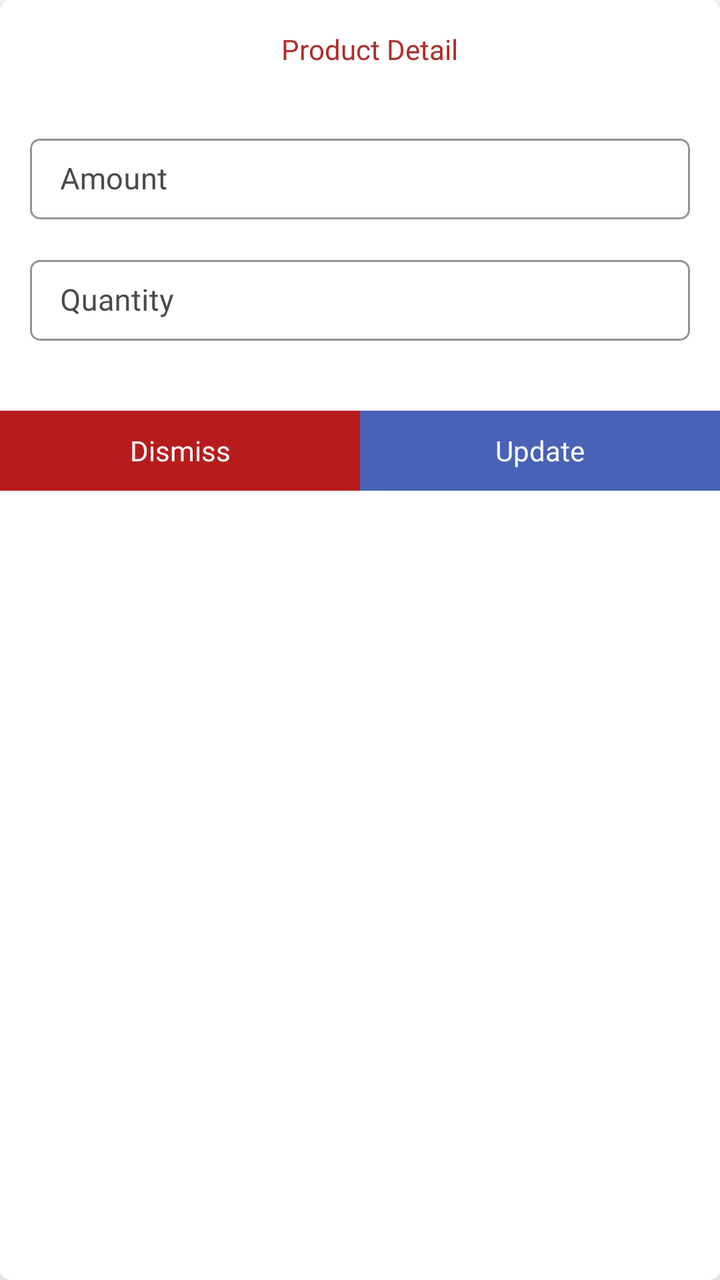
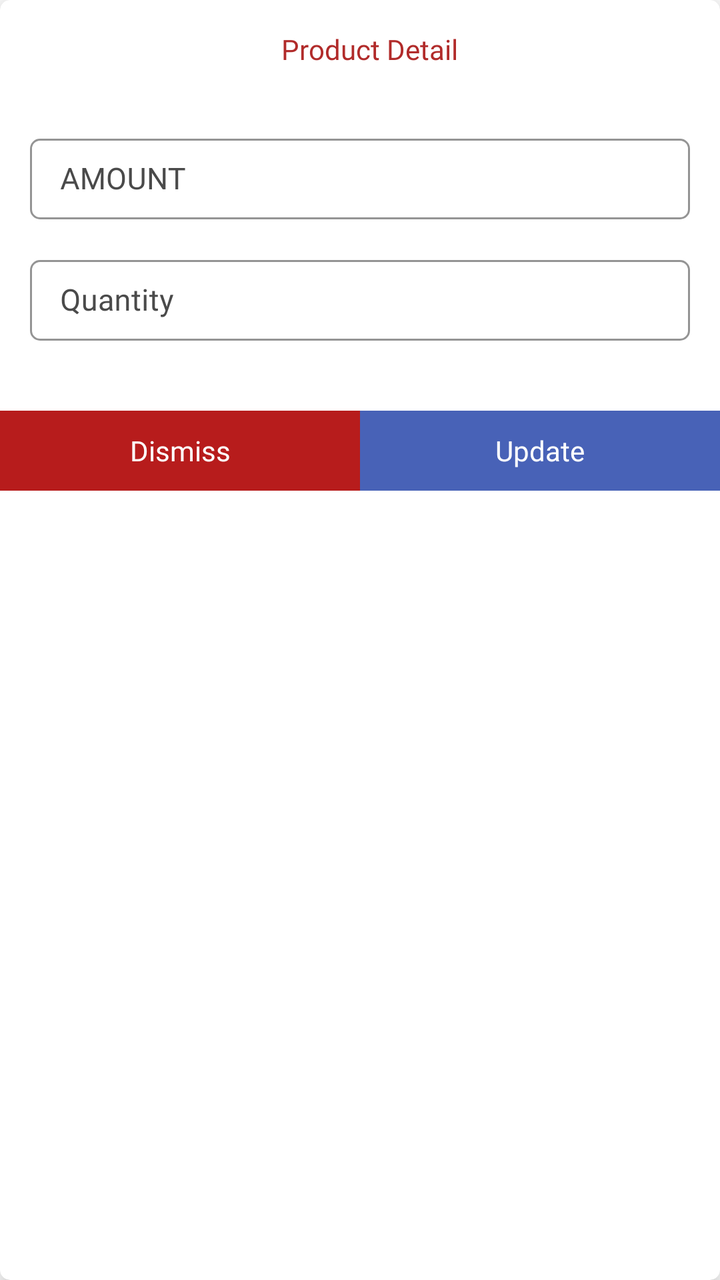

Before-and-after screenshots of an Android layout around one commit, followed by the original layout XML and the change that was made.
<!-- AndroidManifest.xml: application theme AppTheme -->
<!-- res/layout/update_amount_quantity_dialog.xml -->
<?xml version="1.0" encoding="utf-8"?>
<androidx.cardview.widget.CardView xmlns:android="http://schemas.android.com/apk/res/android"
    xmlns:app="http://schemas.android.com/apk/res-auto"
    android:layout_width="match_parent"
    android:layout_height="wrap_content"
    android:layout_margin="5dp"
    android:elevation="7dp"
    app:cardCornerRadius="5dp"
    app:cardElevation="7dp">

    <LinearLayout
        android:layout_width="match_parent"
        android:layout_height="wrap_content"
        android:orientation="vertical">

        <TextView
            android:id="@+id/details"
            android:layout_width="wrap_content"
            android:layout_height="wrap_content"
            android:layout_gravity="center"
            android:layout_marginStart="5dp"
            android:layout_marginTop="15dp"
            android:fontFamily="@font/poppinsbold"
            android:gravity="center"
            android:paddingStart="10dp"
            android:paddingEnd="10dp"
            android:text="Product Detail"
            android:textColor="@color/textcolor" />

        <com.google.android.material.textfield.TextInputLayout
            style="@style/Widget.MaterialComponents.TextInputLayout.OutlinedBox"
            android:layout_width="match_parent"
            android:layout_height="wrap_content"
            android:layout_gravity="center"
            android:layout_marginStart="15dp"
            android:layout_marginTop="30dp"
            android:layout_marginEnd="15dp"
            android:layout_marginBottom="5dp"
            android:gravity="center"
            android:textColorHint="@color/light_black"
            app:boxCornerRadiusBottomEnd="5dp"
            app:boxCornerRadiusBottomStart="5dp"
            app:boxCornerRadiusTopEnd="5dp"
            app:boxCornerRadiusTopStart="5dp"
            app:boxStrokeColor="@color/light_black">

            <com.google.android.material.textfield.TextInputEditText
                android:id="@+id/amount"
                android:layout_width="match_parent"
                android:layout_height="wrap_content"
                android:digits="0123456789."
                android:drawableTint="@color/light_black"
                android:fontFamily="@font/poppinsregular"
                android:hint="Amount"
                android:imeOptions="actionDone"
                android:inputType="numberDecimal"
                android:paddingStart="15dp"
                android:paddingTop="10dp"
                android:paddingEnd="10dp"
                android:paddingBottom="10dp"
                android:singleLine="true"
                android:textColor="@color/black"
                android:textColorHint="@color/light_black"
                android:textSize="15dp" />

        </com.google.android.material.textfield.TextInputLayout>

        <com.google.android.material.textfield.TextInputLayout
            style="@style/Widget.MaterialComponents.TextInputLayout.OutlinedBox"
            android:layout_width="match_parent"
            android:layout_height="wrap_content"
            android:layout_gravity="center"
            android:layout_marginStart="15dp"
            android:layout_marginTop="10dp"
            android:layout_marginEnd="15dp"
            android:layout_marginBottom="5dp"
            android:gravity="center"
            android:textColorHint="@color/light_black"
            app:boxCornerRadiusBottomEnd="5dp"
            app:boxCornerRadiusBottomStart="5dp"
            app:boxCornerRadiusTopEnd="5dp"
            app:boxCornerRadiusTopStart="5dp"
            app:boxStrokeColor="@color/light_black">

            <com.google.android.material.textfield.TextInputEditText
                android:id="@+id/quantity"
                android:layout_width="match_parent"
                android:layout_height="wrap_content"
                android:digits="0123456789."
                android:drawableTint="@color/light_black"
                android:fontFamily="@font/poppinsregular"
                android:hint="Quantity"
                android:imeOptions="actionDone"
                android:inputType="numberDecimal"
                android:paddingStart="15dp"
                android:paddingTop="10dp"
                android:paddingEnd="10dp"
                android:paddingBottom="10dp"
                android:singleLine="true"
                android:textColor="@color/black"
                android:textColorHint="@color/light_black"
                android:textSize="15dp" />

        </com.google.android.material.textfield.TextInputLayout>

        <LinearLayout
            android:layout_width="match_parent"
            android:layout_height="wrap_content"
            android:layout_marginTop="30dp"
            android:orientation="horizontal">

            <TextView
                android:id="@+id/dismissQuantity"
                android:layout_width="match_parent"
                android:layout_height="40dp"
                android:layout_gravity="center"
                android:layout_weight="1"
                android:background="@color/red"
                android:fontFamily="@font/poppinsregular"
                android:gravity="center"
                android:text="Dismiss"
                android:textColor="@color/white"
                android:textSize="14dp" />

            <TextView
                android:id="@+id/continueToQuantity"
                android:layout_width="match_parent"
                android:layout_height="40dp"
                android:layout_gravity="center"
                android:layout_weight="1"
                android:background="@color/colorPrimary"
                android:fontFamily="@font/poppinsregular"
                android:gravity="center"
                android:text="Update"
                android:textColor="@color/white"
                android:textSize="14dp" />

        </LinearLayout>

    </LinearLayout>

</androidx.cardview.widget.CardView>
<!-- resources referenced by this layout -->
<resources>
  <color name="black">#000</color>
  <color name="colorPrimary">#4862b7</color>
  <color name="light_black">#4a4a4a</color>
  <color name="red">#B71C1C</color>
  <color name="textcolor">#b12b2a</color>
  <color name="white">#fff</color>
  <style name="AppTheme" parent="Theme.MaterialComponents.Light.NoActionBar">
          
          <item name="colorPrimary">@color/colorPrimary</item>
          <item name="colorPrimaryDark">@color/colorPrimary</item>
          <item name="colorAccent">@color/colorAccent</item>
          <item name="android:windowIsTranslucent">true</item>
          <item name="windowNoTitle">true</item>
          <item name="windowActionBar">false</item>
  
      </style>
  <color name="colorAccent">#000</color>
</resources>

<!-- the commit's change to res/layout/update_amount_quantity_dialog.xml (unified diff, before → after) -->
@@ -24,7 +24,7 @@
             android:gravity="center"
             android:paddingStart="10dp"
             android:paddingEnd="10dp"
-            android:text="Product Detail"
+            android:text="@string/ui_product_detail"
             android:textColor="@color/textcolor" />
 
         <com.google.android.material.textfield.TextInputLayout
@@ -51,7 +51,7 @@
                 android:digits="0123456789."
                 android:drawableTint="@color/light_black"
                 android:fontFamily="@font/poppinsregular"
-                android:hint="Amount"
+                android:hint="@string/ui_amount"
                 android:imeOptions="actionDone"
                 android:inputType="numberDecimal"
                 android:paddingStart="15dp"
@@ -89,7 +89,7 @@
                 android:digits="0123456789."
                 android:drawableTint="@color/light_black"
                 android:fontFamily="@font/poppinsregular"
-                android:hint="Quantity"
+                android:hint="@string/ui_quantity"
                 android:imeOptions="actionDone"
                 android:inputType="numberDecimal"
                 android:paddingStart="15dp"
@@ -118,7 +118,7 @@
                 android:background="@color/red"
                 android:fontFamily="@font/poppinsregular"
                 android:gravity="center"
-                android:text="Dismiss"
+                android:text="@string/ui_dismiss"
                 android:textColor="@color/white"
                 android:textSize="14dp" />
 
@@ -131,7 +131,7 @@
                 android:background="@color/colorPrimary"
                 android:fontFamily="@font/poppinsregular"
                 android:gravity="center"
-                android:text="Update"
+                android:text="@string/ui_update"
                 android:textColor="@color/white"
                 android:textSize="14dp" />
 
<!-- resource entries referenced after the edit -->
@@ -6,6 +6,11 @@
   <color name="red">#B71C1C</color>
   <color name="textcolor">#b12b2a</color>
   <color name="white">#fff</color>
+  <string name="ui_amount">AMOUNT</string>
+  <string name="ui_dismiss">Dismiss</string>
+  <string name="ui_product_detail">Product Detail</string>
+  <string name="ui_quantity">Quantity</string>
+  <string name="ui_update">Update</string>
   <style name="AppTheme" parent="Theme.MaterialComponents.Light.NoActionBar">
           
           <item name="colorPrimary">@color/colorPrimary</item>
